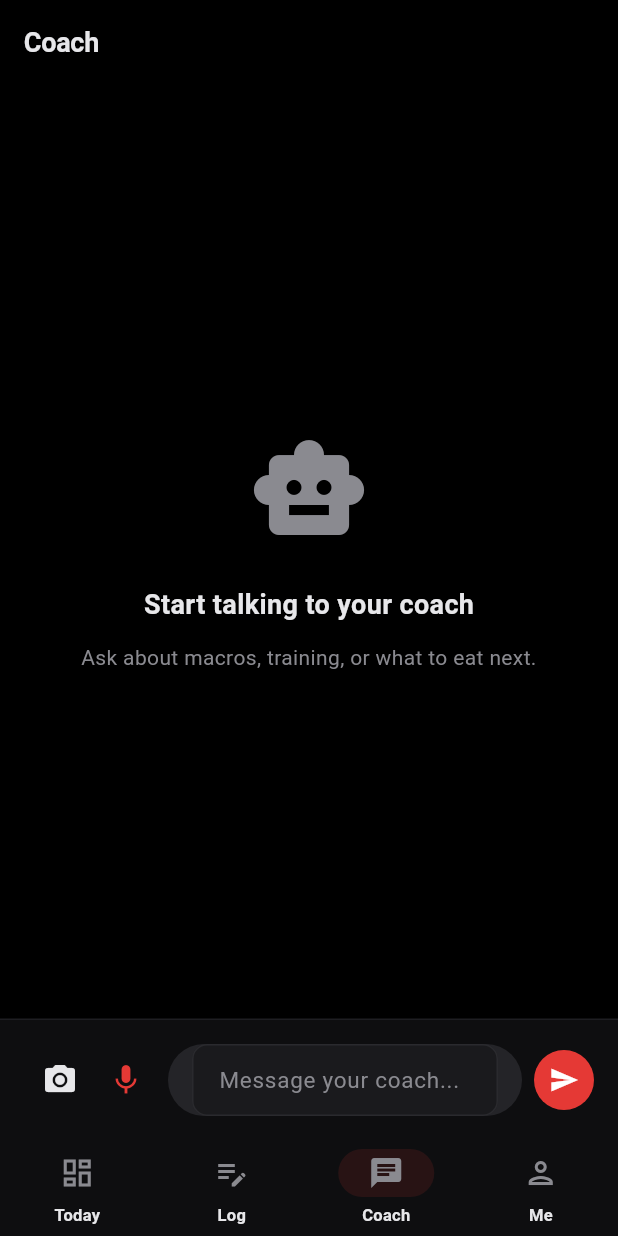
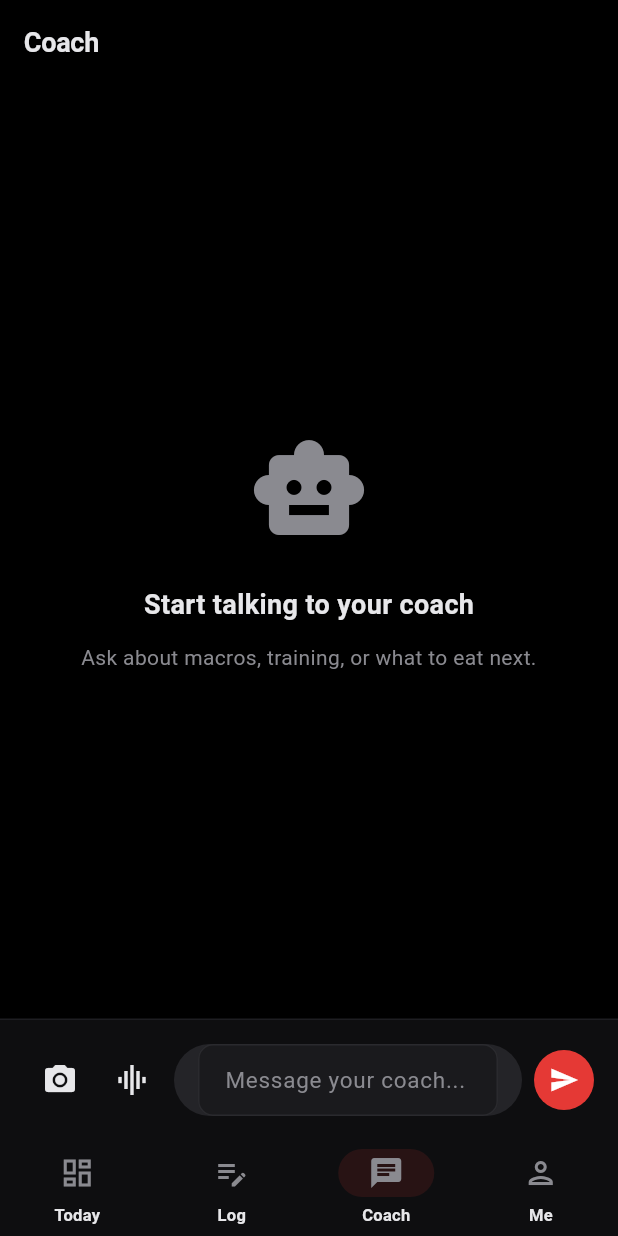
Before and after one commit to jackwangfeng/loss-weight, a Flutter app: the screen it shows after launch, item 3 of the bottom bar chosen, on a phone screen of 412 x 824 dp. Run offline on Flutter 3.47's test engine with Material 3 defaults, Android fonts, the phone set to English and light mode, and no system bars; our stand-ins replace dio, firebase_core, firebase_crashlytics, fl_chart, flutter_markdown, google_sign_in and 3 more; missing offline and left inert: fetch_client, flutter_sound, google_sign_in_web; accounts and stored records are empty.

Commit message:
feat(voice): chat 键盘/语音切换 + 语音 finalize 自动发送；profile 录入回到点按
修两个交互问题:

(1) profile 编辑页语音"坏了"——是上一轮把按住说话设默认的代价。
profile/食物/运动/体重 这些表单录入是"边想边说"的长输入，按住整段
不舒服，300ms 误触阈值还容易吞短词。把默认改回点按 (pressToTalk:false)，
chat 那边显式 opt-in true。所有 form 录入页恢复正常（5/6 处）。

(2) chat 输入栏改 Doubao 风格:
- 加 _voiceMode bool 状态
- 输入栏左边新增模式切换按钮 (graphic_eq ↔ keyboard)
- _voiceMode=false → 现状: textfield + send 圆按钮
- _voiceMode=true  → VoiceInputButton (compact:false, pressToTalk:true)
  填满输入区，按住录音、松开调 onFinalized → 自动 _sendMessage()，
  无需再点 send

VoiceInputButton 多两块基础设施:
- compact: bool — false 时 idle 渲染全宽 "按住说话" pill (Doubao 入口
  样式)，recording 时居中布局 + 大间距
- pressToTalk: bool — false 时用 onTap 单击切换；true 时 onTapDown/Up
  press-and-hold + 300ms 误触保护
- 修了一个 race: tap-down 触发 _start() 的 await 期间用户已经松手时，
  设置 _releasedDuringStart 标记，_start 完成后立刻 _stop()，避免
  "录音机一直开着但永远不发"

callsite 不用改: 5 处表单录入靠 pressToTalk 默认 false 自动复原；ai_screen
显式传 true + onFinalized 拿到自动发送行为。

Co-Authored-By: Claude Opus 4.7 (1M context) <noreply@anthropic.com>

```diff
--- a/frontend/lib/screens/ai_screen.dart
+++ b/frontend/lib/screens/ai_screen.dart
@@ -27,6 +27,10 @@ class AIScreenState extends State<AIScreen> {
   AIChatThread? _currentThread;
   bool _isLoading = false;
   bool _isTyping = false;
+  // Doubao-style input toggle: false = keyboard + small mic, true = full
+  // press-and-hold mic taking over the input area. Voice mode auto-sends
+  // on finalize so the user never has to tap the send button after speaking.
+  bool _voiceMode = false;
 
   // Delta-refresh plumbing: called by HomeScreen when the Coach tab gains
   // focus. Avoid overlapping requests + a short cooldown so rapid tab
@@ -637,6 +641,8 @@ class AIScreenState extends State<AIScreen> {
 
   Widget _buildInputArea(AppLocalizations l10n) {
     final scheme = Theme.of(context).colorScheme;
+    final localeId =
+        effectiveAiLocale(context) == 'zh' ? 'zh-CN' : 'en-US';
     return Container(
       padding: const EdgeInsets.all(16),
       decoration: BoxDecoration(
@@ -646,19 +652,33 @@ class AIScreenState extends State<AIScreen> {
       child: SafeArea(
         child: Row(
           children: [
+            // Camera (food photo) — same on both modes.
             IconButton(
               onPressed: _pickImage,
               icon: const Icon(Icons.camera_alt),
               tooltip: l10n.actionLogFoodFromPhoto,
             ),
-            VoiceInputButton(
+            // Mode-toggle: keyboard ↔ voice. Tap flips _voiceMode; the
+            // input area swaps between text field+send vs full press-to-talk.
+            IconButton(
+              onPressed: () => setState(() => _voiceMode = !_voiceMode),
+              icon: Icon(_voiceMode ? Icons.keyboard : Icons.graphic_eq),
+              tooltip: _voiceMode ? '切到键盘' : '切到语音',
+            ),
+            const SizedBox(width: 4),
+            Expanded(
+              child: _voiceMode
+                  ? VoiceInputButton(
+                      key: const ValueKey('voice-bar'),
                       targetController: _messageController,
-              localeId:
-                  effectiveAiLocale(context) == 'zh' ? 'zh-CN' : 'en-US',
-            ),
-            const SizedBox(width: 8),
-            Expanded(
-              child: Container(
+                      localeId: localeId,
+                      compact: false,
+                      pressToTalk: true,
+                      // Doubao behavior: 松开 → 立即发送，不再手工点 send.
+                      onFinalized: _sendMessage,
+                    )
+                  : Container(
+                      key: const ValueKey('text-bar'),
                       padding: const EdgeInsets.symmetric(horizontal: 16),
                       decoration: BoxDecoration(
                         color: scheme.surfaceContainerHighest,
@@ -676,6 +696,8 @@ class AIScreenState extends State<AIScreen> {
                       ),
                     ),
             ),
+            // Send button only in keyboard mode — voice mode auto-sends.
+            if (!_voiceMode) ...[
               const SizedBox(width: 8),
               CircleAvatar(
                 backgroundColor: scheme.primary,
@@ -685,6 +707,7 @@ class AIScreenState extends State<AIScreen> {
                 ),
               ),
             ],
+          ],
         ),
       ),
     );
```
Also changed, not shown: frontend/lib/widgets/voice_input_button.dart (+104 -20 lines). Lines whose indentation alone changed are shown as unchanged.
